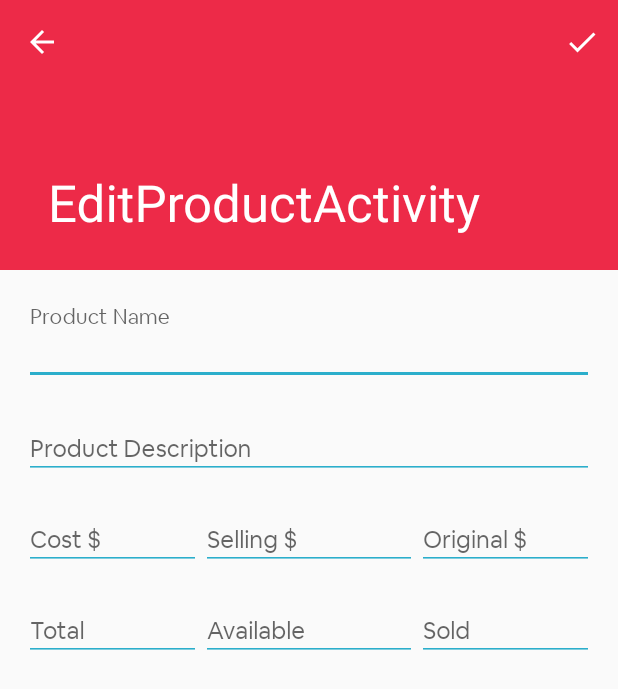
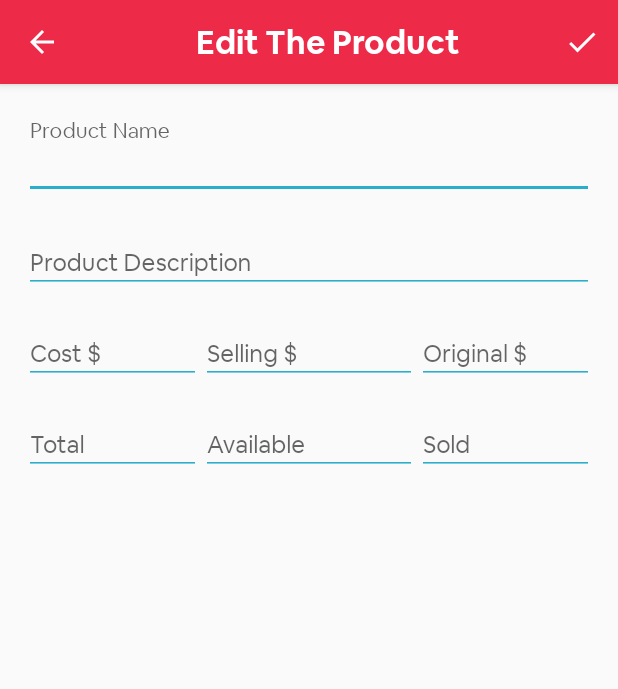
Before and after one commit to dvmatias/MobiShop-Stock, an Android app: the EditProductActivity screen opened directly, with no data from a screen before it, on a phone screen of 412 x 824 dp. Shown: the top 689 px of the screen. Run offline under Robolectric (Android 15) with nearby library versions, the phone set to English and light mode, and no system bars.

Commit message:
- Code clean up.

```diff
--- a/core/src/main/res/values/colors.xml
+++ b/core/src/main/res/values/colors.xml
@@ -20,7 +20,7 @@
     <color name="colorOverlayLoading">#5B000000</color>
     <color name="colorTransparent">#00000000</color>
     <color name="colorOk">#1BBF04</color>
-    <color name="colorWindowsLightBackground">#EFEFEF</color>
+    <color name="colorWindowsLightBackground">#F4F4F4</color>
     <color name="colorAvailableQuantityBackgroundGood">#77dd77</color>
     <color name="colorAvailableQuantityBackgroundWarning">#FFEF4A</color>
     <color name="colorAvailableQuantityBackgroundLow">#F11523</color>
--- a/core/src/main/res/values/strings.xml
+++ b/core/src/main/res/values/strings.xml
@@ -51,6 +51,7 @@
         <item>50</item>
     </string-array>
 
+    <string name="edit_product_title">Edit The Product</string>
     <string name="hint_edit_product_name">Product Name</string>
     <string name="hint_edit_product_cost_price">Cost $</string>
     <string name="hint_edit_product_original_price">Original $</string>
--- a/feature-editproduct/src/main/res/layout/activity_edit_product.xml
+++ b/feature-editproduct/src/main/res/layout/activity_edit_product.xml
@@ -9,27 +9,28 @@
     <com.google.android.material.appbar.AppBarLayout
         android:id="@+id/app_bar"
         android:layout_width="match_parent"
-        android:layout_height="@dimen/app_bar_edit_product_height"
+        android:layout_height="?attr/actionBarSize"
         android:fitsSystemWindows="true"
         android:theme="@style/AppTheme.AppBarOverlay">
-
-        <com.google.android.material.appbar.CollapsingToolbarLayout
-            android:id="@+id/toolbar_layout"
-            android:layout_width="match_parent"
-            android:layout_height="match_parent"
-            android:fitsSystemWindows="true"
-            app:contentScrim="?attr/colorPrimary"
-            app:layout_scrollFlags="scroll|exitUntilCollapsed"
-            app:toolbarId="@+id/toolbar">
 
             <androidx.appcompat.widget.Toolbar
                 android:id="@+id/toolbar"
                 android:layout_width="match_parent"
                 android:layout_height="?attr/actionBarSize"
                 app:layout_collapseMode="pin"
-                app:popupTheme="@style/AppTheme.PopupOverlay" />
+                app:popupTheme="@style/AppTheme.PopupOverlay">
 
-        </com.google.android.material.appbar.CollapsingToolbarLayout>
+                <!-- Title -->
+                <androidx.appcompat.widget.AppCompatTextView
+                    android:id="@+id/tvScreenTitle"
+                    android:layout_width="match_parent"
+                    android:layout_height="?attr/actionBarSize"
+                    android:fontFamily="@font/cereal_bold"
+                    android:text="@string/edit_product_title"
+                    android:textColor="#FFFFFF"
+                    android:textSize="22sp"
+                    android:gravity="center"/>
+            </androidx.appcompat.widget.Toolbar>
     </com.google.android.material.appbar.AppBarLayout>
 
     <include layout="@layout/content_edit_product" />
--- a/feature-main/src/main/res/drawable/img_product_item_no_image_found.xml
+++ b/feature-main/src/main/res/drawable/img_product_item_no_image_found.xml
@@ -1,6 +1,6 @@
 <vector xmlns:android="http://schemas.android.com/apk/res/android"
-    android:width="72dp"
-    android:height="72dp"
+    android:width="96dp"
+    android:height="96dp"
     android:viewportWidth="128"
     android:viewportHeight="128">
   <path
```
Also changed, not shown: feature-main/src/main/res/layout/item_product_list_thin.xml (+15 -15 lines), 1 other file.
